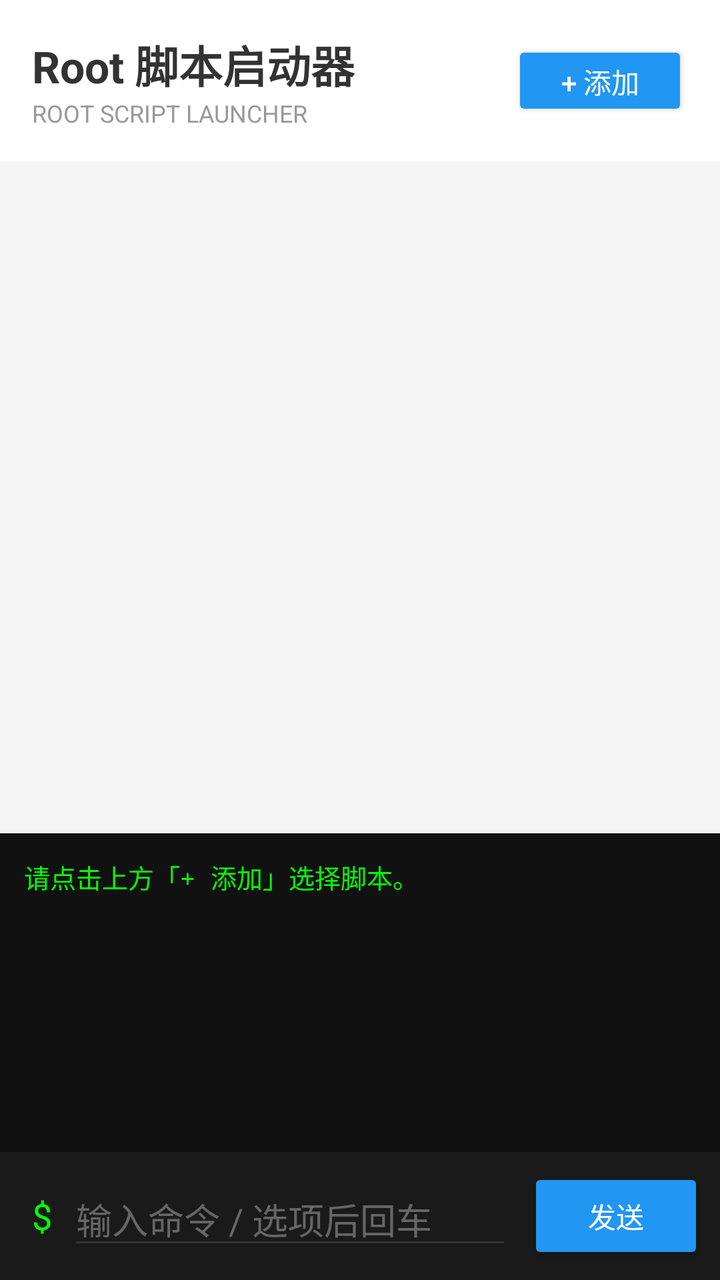
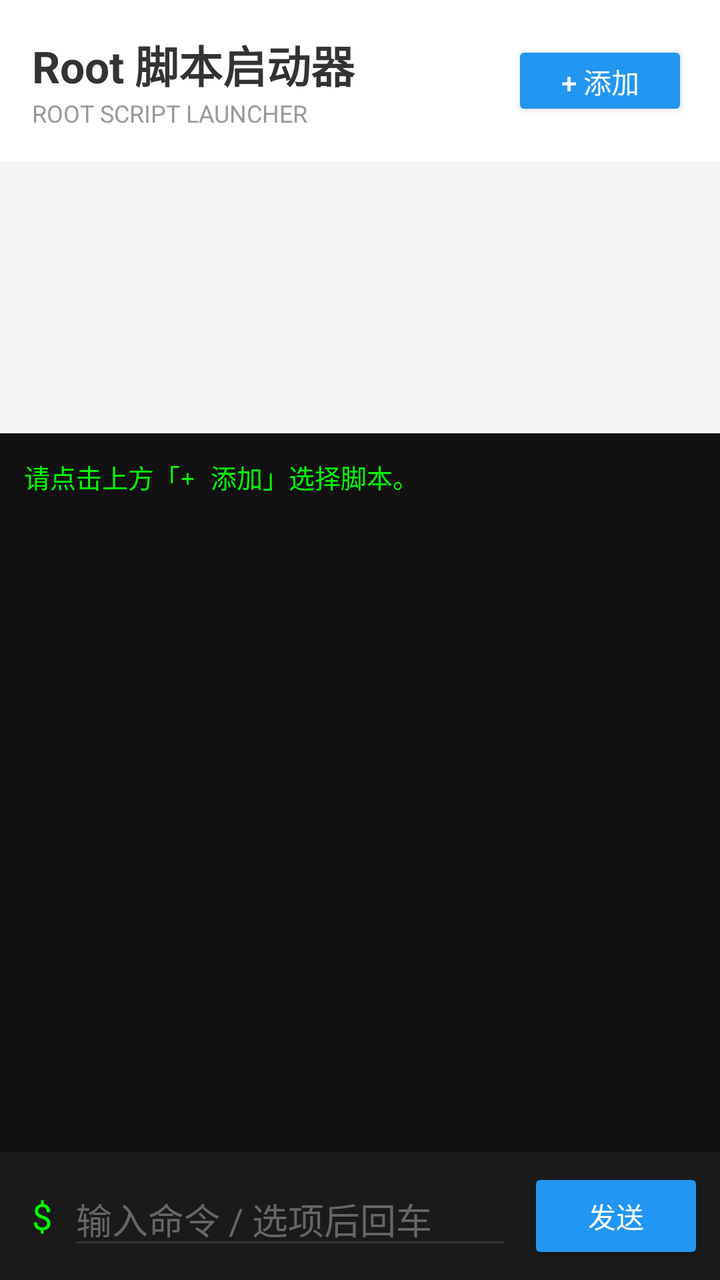

Two renders of the same Android screen: before a commit and after it. Below are the layout's source before the change and the commit's diff.
<!-- AndroidManifest.xml: application theme Theme.AppCompat.Light.NoActionBar -->
<!-- res/layout/activity_main.xml -->
<?xml version="1.0" encoding="utf-8"?>
<androidx.constraintlayout.widget.ConstraintLayout xmlns:android="http://schemas.android.com/apk/res/android"
    xmlns:app="http://schemas.android.com/apk/res-auto"
    android:layout_width="match_parent"
    android:layout_height="match_parent"
    android:background="#F5F5F5"
    android:fitsSystemWindows="true">

    
    <LinearLayout
        android:id="@+id/topBar"
        android:layout_width="match_parent"
        android:layout_height="wrap_content"
        android:orientation="horizontal"
        android:padding="16dp"
        android:gravity="center_vertical"
        android:background="#FFFFFF"
        app:layout_constraintTop_toTopOf="parent">

        <LinearLayout
            android:layout_width="0dp"
            android:layout_height="wrap_content"
            android:layout_weight="1"
            android:orientation="vertical">
            <TextView
                android:layout_width="wrap_content"
                android:layout_height="wrap_content"
                android:text="Root 脚本启动器"
                android:textSize="22sp"
                android:textStyle="bold"
                android:textColor="#333333" />
            <TextView
                android:layout_width="wrap_content"
                android:layout_height="wrap_content"
                android:text="ROOT SCRIPT LAUNCHER"
                android:textSize="12sp"
                android:textColor="#999999" />
        </LinearLayout>

        <Button
            android:id="@+id/btnAdd"
            android:layout_width="wrap_content"
            android:layout_height="40dp"
            android:text="+ 添加"
            android:textColor="#FFFFFF"
            android:backgroundTint="#2196F3" />
    </LinearLayout>

    
    <ListView
        android:id="@+id/lvScripts"
        android:layout_width="match_parent"
        android:layout_height="0dp"
        android:layout_margin="8dp"
        android:divider="@null"
        android:dividerHeight="8dp"
        android:background="@android:color/transparent"
        app:layout_constraintHeight_percent="0.5"
        app:layout_constraintTop_toBottomOf="@id/topBar" />

    
    <ScrollView
        android:id="@+id/scrollView"
        android:layout_width="match_parent"
        android:layout_height="0dp"
        android:layout_marginTop="8dp"
        android:background="#111111"
        app:layout_constraintBottom_toTopOf="@+id/bottomBar"
        app:layout_constraintTop_toBottomOf="@id/lvScripts">

        <TextView
            android:id="@+id/tvOutput"
            android:layout_width="match_parent"
            android:layout_height="wrap_content"
            android:fontFamily="monospace"
            android:textColor="#00FF00"
            android:textSize="13sp"
            android:padding="12dp"
            android:text="请点击上方「+ 添加」选择脚本。" />
    </ScrollView>

    
    <LinearLayout
        android:id="@+id/bottomBar"
        android:layout_width="match_parent"
        android:layout_height="wrap_content"
        android:orientation="horizontal"
        android:padding="8dp"
        android:background="#1A1A1A"
        android:gravity="center_vertical"
        app:layout_constraintBottom_toBottomOf="parent">

        <TextView
            android:layout_width="wrap_content"
            android:layout_height="wrap_content"
            android:text="$"
            android:textColor="#00FF00"
            android:textSize="18sp"
            android:paddingStart="8dp"
            android:paddingEnd="8dp" />

        <EditText
            android:id="@+id/etInput"
            android:layout_width="0dp"
            android:layout_height="wrap_content"
            android:layout_weight="1"
            android:hint="输入命令 / 选项后回车"
            android:textColor="#FFFFFF"
            android:textColorHint="#666666"
            android:backgroundTint="#333333"
            android:inputType="text" />

        <Button
            android:id="@+id/btnSend"
            android:layout_width="wrap_content"
            android:layout_height="wrap_content"
            android:text="发送"
            android:layout_marginStart="8dp"
            android:backgroundTint="#2196F3"
            android:textColor="#FFFFFF" />
    </LinearLayout>

</androidx.constraintlayout.widget.ConstraintLayout>
<!-- resources referenced by this layout -->
<resources>

</resources>

<!-- the commit's change to res/layout/activity_main.xml (unified diff, before → after) -->
@@ -50,12 +50,11 @@
     <ListView
         android:id="@+id/lvScripts"
         android:layout_width="match_parent"
-        android:layout_height="0dp"
+        android:layout_height="120dp"
         android:layout_margin="8dp"
         android:divider="@null"
         android:dividerHeight="8dp"
         android:background="@android:color/transparent"
-        app:layout_constraintHeight_percent="0.5"
         app:layout_constraintTop_toBottomOf="@id/topBar" />
 
     
